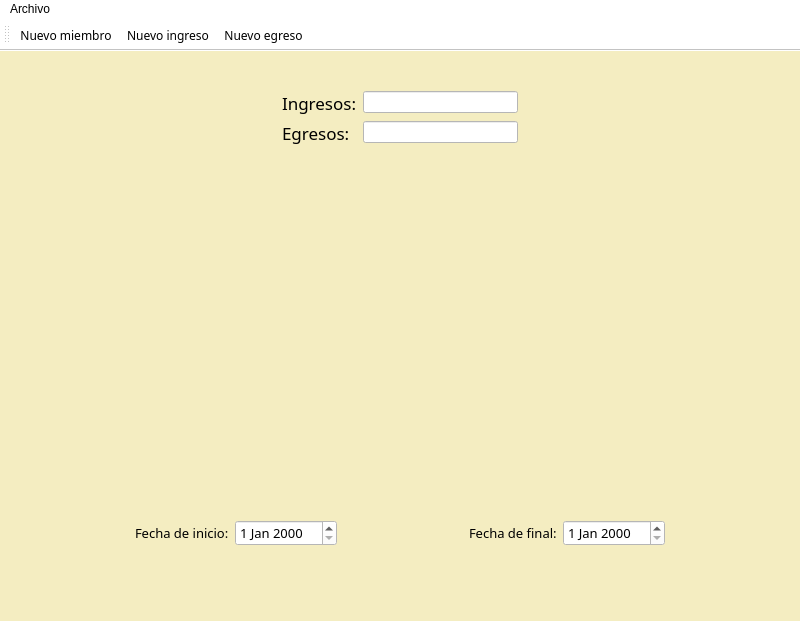
Above: pagprincipal.ui from JuanFraDev/ProyectoFinal_POO before the change. Below: the same form after it.
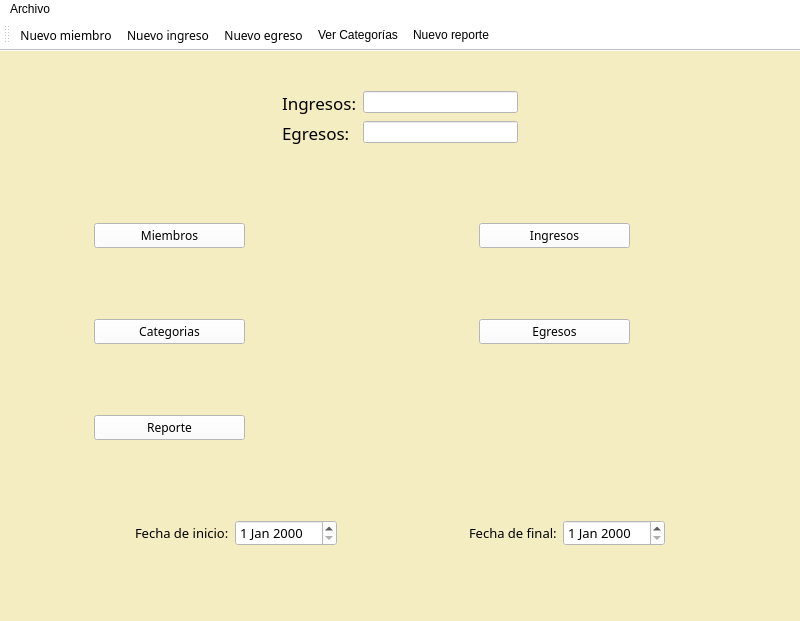
That is the form after the change. Icons and pictures are not drawn.

What changed in the file:
```diff
--- a/pagprincipal.ui
+++ b/pagprincipal.ui
@@ -12,9 +12,93 @@
   </property>
   <property name="palette">
    <palette>
-    <active/>
-    <inactive/>
-    <disabled/>
+    <active>
+     <colorrole role="Button">
+      <brush brushstyle="SolidPattern">
+       <color alpha="255">
+        <red>244</red>
+        <green>237</green>
+        <blue>193</blue>
+       </color>
+      </brush>
+     </colorrole>
+     <colorrole role="Base">
+      <brush brushstyle="SolidPattern">
+       <color alpha="255">
+        <red>244</red>
+        <green>237</green>
+        <blue>193</blue>
+       </color>
+      </brush>
+     </colorrole>
+     <colorrole role="Window">
+      <brush brushstyle="SolidPattern">
+       <color alpha="255">
+        <red>244</red>
+        <green>237</green>
+        <blue>193</blue>
+       </color>
+      </brush>
+     </colorrole>
+    </active>
+    <inactive>
+     <colorrole role="Button">
+      <brush brushstyle="SolidPattern">
+       <color alpha="255">
+        <red>244</red>
+        <green>237</green>
+        <blue>193</blue>
+       </color>
+      </brush>
+     </colorrole>
+     <colorrole role="Base">
+      <brush brushstyle="SolidPattern">
+       <color alpha="255">
+        <red>244</red>
+        <green>237</green>
+        <blue>193</blue>
+       </color>
+      </brush>
+     </colorrole>
+     <colorrole role="Window">
+      <brush brushstyle="SolidPattern">
+       <color alpha="255">
+        <red>244</red>
+        <green>237</green>
+        <blue>193</blue>
+       </color>
+      </brush>
+     </colorrole>
+    </inactive>
+    <disabled>
+     <colorrole role="Button">
+      <brush brushstyle="SolidPattern">
+       <color alpha="255">
+        <red>244</red>
+        <green>237</green>
+        <blue>193</blue>
+       </color>
+      </brush>
+     </colorrole>
+     <colorrole role="Base">
+      <brush brushstyle="SolidPattern">
+       <color alpha="255">
+        <red>244</red>
+        <green>237</green>
+        <blue>193</blue>
+       </color>
+      </brush>
+     </colorrole>
+     <colorrole role="Window">
+      <brush brushstyle="SolidPattern">
+       <color alpha="255">
+        <red>244</red>
+        <green>237</green>
+        <blue>193</blue>
+       </color>
+      </brush>
+     </colorrole>
+    </disabled>
    </palette>
   </property>
   <property name="font">
@@ -143,6 +227,386 @@
         <height>300</height>
        </size>
       </property>
+      <layout class="QGridLayout" name="gridLayout">
+       <item row="0" column="0">
+        <widget class="QWidget" name="widget_8" native="true">
+         <layout class="QHBoxLayout" name="horizontalLayout_3">
+          <item>
+           <spacer name="horizontalSpacer_6">
+            <property name="orientation">
+             <enum>Qt::Horizontal</enum>
+            </property>
+            <property name="sizeType">
+             <enum>QSizePolicy::Fixed</enum>
+            </property>
+            <property name="sizeHint" stdset="0">
+             <size>
+              <width>67</width>
+              <height>20</height>
+             </size>
+            </property>
+           </spacer>
+          </item>
+          <item>
+           <widget class="QPushButton" name="Miembros">
+            <property name="font">
+             <font>
+              <family>Lucida Bright</family>
+              <italic>false</italic>
+             </font>
+            </property>
+            <property name="styleSheet">
+             <string notr="true">background-color: rgb(255, 255, 255);</string>
+            </property>
+            <property name="text">
+             <string>Miembros</string>
+            </property>
+           </widget>
+          </item>
+          <item>
+           <spacer name="horizontalSpacer_7">
+            <property name="orientation">
+             <enum>Qt::Horizontal</enum>
+            </property>
+            <property name="sizeType">
+             <enum>QSizePolicy::Fixed</enum>
+            </property>
+            <property name="sizeHint" stdset="0">
+             <size>
+              <width>67</width>
+              <height>20</height>
+             </size>
+            </property>
+           </spacer>
+          </item>
+          <item>
+           <widget class="QLabel" name="label_10">
+            <property name="minimumSize">
+             <size>
+              <width>70</width>
+              <height>70</height>
+             </size>
+            </property>
+            <property name="maximumSize">
+             <size>
+              <width>70</width>
+              <height>70</height>
+             </size>
+            </property>
+            <property name="styleSheet">
+             <string notr="true">border-image: url(:/recursos/grupo.png);</string>
+            </property>
+            <property name="text">
+             <string/>
+            </property>
+           </widget>
+          </item>
+         </layout>
+        </widget>
+       </item>
+       <item row="1" column="1">
+        <widget class="QWidget" name="widget_11" native="true">
+         <layout class="QHBoxLayout" name="horizontalLayout_6">
+          <item>
+           <spacer name="horizontalSpacer_12">
+            <property name="orientation">
+             <enum>Qt::Horizontal</enum>
+            </property>
+            <property name="sizeType">
+             <enum>QSizePolicy::Fixed</enum>
+            </property>
+            <property name="sizeHint" stdset="0">
+             <size>
+              <width>67</width>
+              <height>20</height>
+             </size>
+            </property>
+           </spacer>
+          </item>
+          <item>
+           <widget class="QPushButton" name="egresos">
+            <property name="font">
+             <font>
+              <family>Lucida Bright</family>
+             </font>
+            </property>
+            <property name="styleSheet">
+             <string notr="true">background-color: rgb(255, 255, 255);</string>
+            </property>
+            <property name="text">
+             <string>Egresos</string>
+            </property>
+           </widget>
+          </item>
+          <item>
+           <spacer name="horizontalSpacer_13">
+            <property name="orientation">
+             <enum>Qt::Horizontal</enum>
+            </property>
+            <property name="sizeType">
+             <enum>QSizePolicy::Fixed</enum>
+            </property>
+            <property name="sizeHint" stdset="0">
+             <size>
+              <width>67</width>
+              <height>20</height>
+             </size>
+            </property>
+           </spacer>
+          </item>
+          <item>
+           <widget class="QLabel" name="label_12">
+            <property name="minimumSize">
+             <size>
+              <width>70</width>
+              <height>70</height>
+             </size>
+            </property>
+            <property name="maximumSize">
+             <size>
+              <width>70</width>
+              <height>70</height>
+             </size>
+            </property>
+            <property name="styleSheet">
+             <string notr="true">border-image: url(:/recursos/disminucion.png);</string>
+            </property>
+            <property name="text">
+             <string/>
+            </property>
+           </widget>
+          </item>
+         </layout>
+        </widget>
+       </item>
+       <item row="1" column="0">
+        <widget class="QWidget" name="widget_7" native="true">
+         <layout class="QHBoxLayout" name="horizontalLayout_4">
+          <item>
+           <spacer name="horizontalSpacer_8">
+            <property name="orientation">
+             <enum>Qt::Horizontal</enum>
+            </property>
+            <property name="sizeType">
+             <enum>QSizePolicy::Fixed</enum>
+            </property>
+            <property name="sizeHint" stdset="0">
+             <size>
+              <width>67</width>
+              <height>20</height>
+             </size>
+            </property>
+           </spacer>
+          </item>
+          <item>
+           <widget class="QPushButton" name="categorias">
+            <property name="font">
+             <font>
+              <family>Lucida Bright</family>
+              <italic>false</italic>
+             </font>
+            </property>
+            <property name="styleSheet">
+             <string notr="true">background-color: rgb(255, 255, 255);</string>
+            </property>
+            <property name="text">
+             <string>Categorias</string>
+            </property>
+           </widget>
+          </item>
+          <item>
+           <spacer name="horizontalSpacer_9">
+            <property name="orientation">
+             <enum>Qt::Horizontal</enum>
+            </property>
+            <property name="sizeType">
+             <enum>QSizePolicy::Fixed</enum>
+            </property>
+            <property name="sizeHint" stdset="0">
+             <size>
+              <width>67</width>
+              <height>20</height>
+             </size>
+            </property>
+           </spacer>
+          </item>
+          <item>
+           <widget class="QLabel" name="label_5">
+            <property name="minimumSize">
+             <size>
+              <width>70</width>
+              <height>70</height>
+             </size>
+            </property>
+            <property name="maximumSize">
+             <size>
+              <width>70</width>
+              <height>70</height>
+             </size>
+            </property>
+            <property name="styleSheet">
+             <string notr="true">border-image: url(:/recursos/categorias.png);</string>
+            </property>
+            <property name="text">
+             <string/>
+            </property>
+           </widget>
+          </item>
+         </layout>
+        </widget>
+       </item>
+       <item row="0" column="1">
+        <widget class="QWidget" name="widget_9" native="true">
+         <layout class="QHBoxLayout" name="horizontalLayout_5">
+          <item>
+           <spacer name="horizontalSpacer_10">
+            <property name="orientation">
+             <enum>Qt::Horizontal</enum>
+            </property>
+            <property name="sizeType">
+             <enum>QSizePolicy::Fixed</enum>
+            </property>
+            <property name="sizeHint" stdset="0">
+             <size>
+              <width>67</width>
+              <height>20</height>
+             </size>
+            </property>
+           </spacer>
+          </item>
+          <item>
+           <widget class="QPushButton" name="ingresos">
+            <property name="font">
+             <font>
+              <family>Lucida Bright</family>
+             </font>
+            </property>
+            <property name="styleSheet">
+             <string notr="true">background-color: rgb(255, 255, 255);</string>
+            </property>
+            <property name="text">
+             <string>Ingresos</string>
+            </property>
+           </widget>
+          </item>
+          <item>
+           <spacer name="horizontalSpacer_11">
+            <property name="orientation">
+             <enum>Qt::Horizontal</enum>
+            </property>
+            <property name="sizeType">
+             <enum>QSizePolicy::Fixed</enum>
+            </property>
+            <property name="sizeHint" stdset="0">
+             <size>
+              <width>67</width>
+              <height>20</height>
+             </size>
+            </property>
+           </spacer>
+          </item>
+          <item>
+           <widget class="QLabel" name="label_11">
+            <property name="minimumSize">
+             <size>
+              <width>70</width>
+              <height>70</height>
+             </size>
+            </property>
+            <property name="maximumSize">
+             <size>
+              <width>70</width>
+              <height>70</height>
+             </size>
+            </property>
+            <property name="styleSheet">
+             <string notr="true">border-image: url(:/recursos/ingresos.png);</string>
+            </property>
+            <property name="text">
+             <string/>
+            </property>
+           </widget>
+          </item>
+         </layout>
+        </widget>
+       </item>
+       <item row="2" column="0">
+        <widget class="QWidget" name="widget_12" native="true">
+         <layout class="QHBoxLayout" name="horizontalLayout_7">
+          <item>
+           <spacer name="horizontalSpacer_14">
+            <property name="orientation">
+             <enum>Qt::Horizontal</enum>
+            </property>
+            <property name="sizeType">
+             <enum>QSizePolicy::Fixed</enum>
+            </property>
+            <property name="sizeHint" stdset="0">
+             <size>
+              <width>67</width>
+              <height>33</height>
+             </size>
+            </property>
+           </spacer>
+          </item>
+          <item>
+           <widget class="QPushButton" name="Reporte">
+            <property name="font">
+             <font>
+              <family>Lucida Bright</family>
+              <italic>false</italic>
+             </font>
+            </property>
+            <property name="styleSheet">
+             <string notr="true">background-color: rgb(255, 255, 255);</string>
+            </property>
+            <property name="text">
+             <string>Reporte</string>
+            </property>
+           </widget>
+          </item>
+          <item>
+           <spacer name="horizontalSpacer_15">
+            <property name="orientation">
+             <enum>Qt::Horizontal</enum>
+            </property>
+            <property name="sizeType">
+             <enum>QSizePolicy::Fixed</enum>
+            </property>
+            <property name="sizeHint" stdset="0">
+             <size>
+              <width>67</width>
+              <height>22</height>
+             </size>
+            </property>
+           </spacer>
+          </item>
+          <item>
+           <widget class="QLabel" name="label_13">
+            <property name="minimumSize">
+             <size>
+              <width>70</width>
+              <height>70</height>
+             </size>
+            </property>
+            <property name="maximumSize">
+             <size>
+              <width>70</width>
+              <height>70</height>
+             </size>
+            </property>
+            <property name="styleSheet">
+             <string notr="true">border-image: url(:/recursos/analitica.png);</string>
+            </property>
+            <property name="text">
+             <string/>
+            </property>
+           </widget>
+          </item>
+         </layout>
+        </widget>
+       </item>
+      </layout>
      </widget>
     </item>
     <item>
@@ -340,6 +804,8 @@
    <addaction name="actionNuevo_miembro"/>
    <addaction name="actionNuevo_ingreso"/>
    <addaction name="actionNuevo_egreso"/>
+   <addaction name="action_Ver_Categor_as"/>
+   <addaction name="actionNuevo_reporte"/>
   </widget>
   <action name="actionNueva_categoria">
    <property name="text">
@@ -441,6 +907,33 @@
     <string>Ctrl+I</string>
    </property>
   </action>
+  <action name="action_Ver_Categor_as">
+   <property name="icon">
+    <iconset resource="recursos.qrc">
+     <normaloff>:/recursos/categorias.png</normaloff>:/recursos/categorias.png</iconset>
+   </property>
+   <property name="text">
+    <string>&amp;Ver Categorías</string>
+   </property>
+   <property name="toolTip">
+    <string>Ver Categorías</string>
+   </property>
+  </action>
+  <action name="actionNuevo_reporte">
+   <property name="icon">
+    <iconset resource="recursos.qrc">
+     <normaloff>:/recursos/analitica.png</normaloff>:/recursos/analitica.png</iconset>
+   </property>
+   <property name="text">
+    <string>Nuevo &amp;reporte</string>
+   </property>
+   <property name="toolTip">
+    <string>Nuevo reporte</string>
+   </property>
+   <property name="shortcut">
+    <string>Ctrl+R</string>
+   </property>
+  </action>
  </widget>
  <resources/>
  <connections/>
```
Left out of the diff: 60 changed lines with no effect on the pictures.
